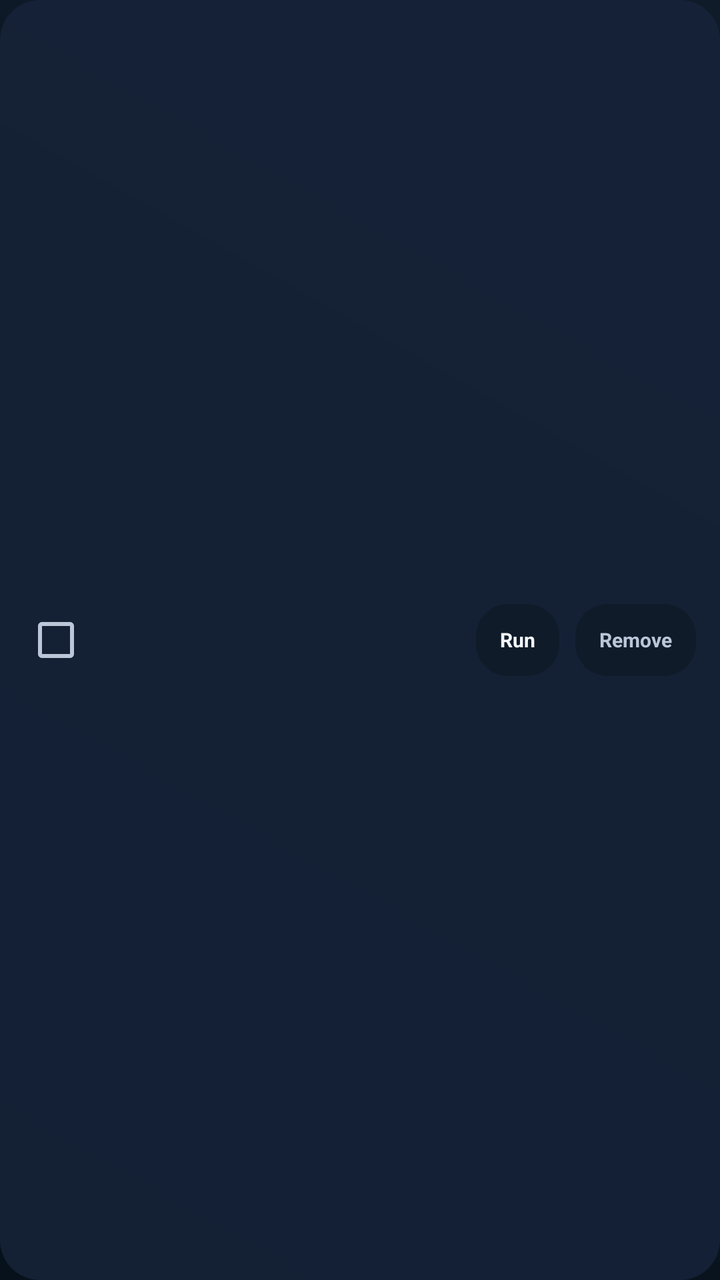
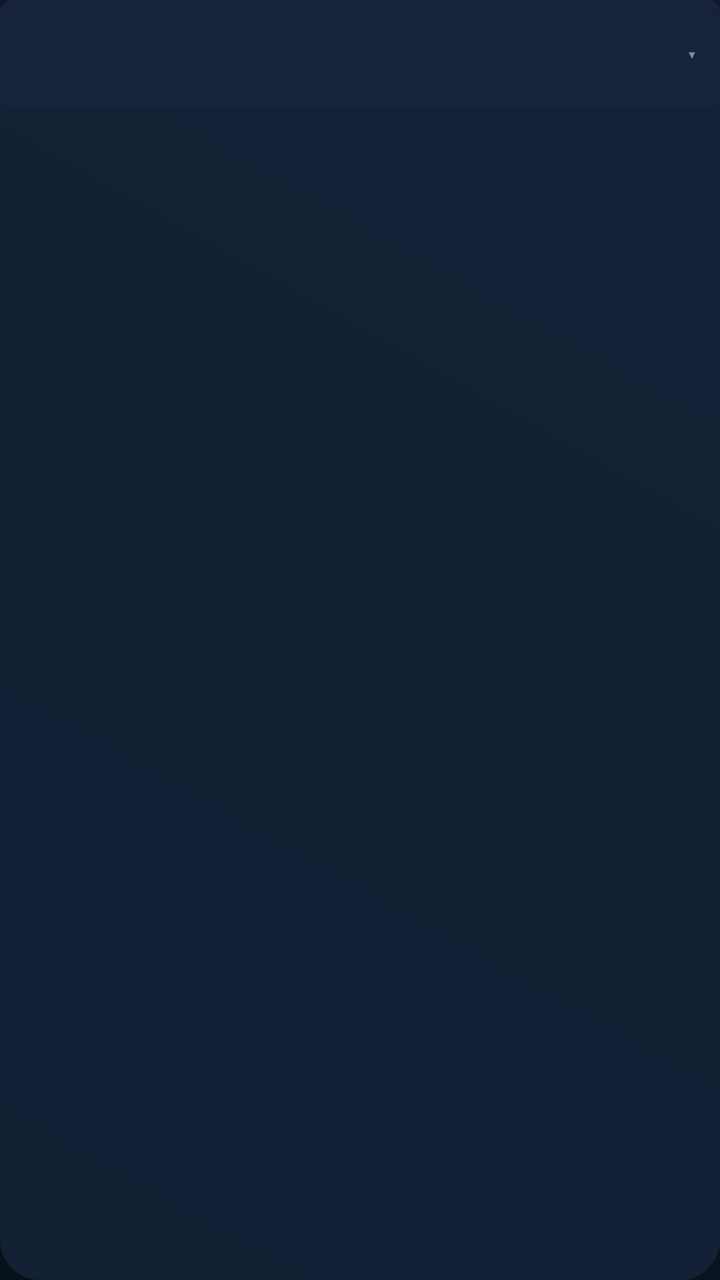

Before-and-after screenshots of an Android layout around one commit, followed by the original layout XML and the change that was made.
<!-- AndroidManifest.xml: application theme Theme.Lumora -->
<!-- res/layout/item_plugin_row.xml -->
<?xml version="1.0" encoding="utf-8"?>
<LinearLayout xmlns:android="http://schemas.android.com/apk/res/android"
    android:layout_width="match_parent"
    android:layout_height="wrap_content"
    android:layout_marginBottom="8dp"
    android:background="@drawable/bg_category_panel"
    android:clipChildren="false"
    android:clipToPadding="false"
    android:gravity="center_vertical"
    android:orientation="horizontal"
    android:padding="12dp">

    <CheckBox
        android:id="@+id/pluginEnabled"
        android:layout_width="wrap_content"
        android:layout_height="wrap_content"
        android:layout_marginEnd="12dp"
        android:clickable="false"
        android:focusable="false" />

    <LinearLayout
        android:layout_width="0dp"
        android:layout_height="wrap_content"
        android:layout_weight="1"
        android:orientation="vertical">

        <TextView
            android:id="@+id/pluginName"
            android:layout_width="match_parent"
            android:layout_height="wrap_content"
            android:ellipsize="end"
            android:maxLines="1"
            android:textColor="@color/text_primary"
            android:textSize="@dimen/text_body"
            android:textStyle="bold" />

        <TextView
            android:id="@+id/pluginDetail"
            android:layout_width="match_parent"
            android:layout_height="wrap_content"
            android:layout_marginTop="2dp"
            android:ellipsize="end"
            android:maxLines="2"
            android:textColor="@color/text_secondary"
            android:textSize="@dimen/text_caption" />
    </LinearLayout>

    <LinearLayout
        android:id="@+id/pluginRunButton"
        android:layout_width="wrap_content"
        android:layout_height="36dp"
        android:layout_marginStart="8dp"
        android:background="@drawable/card_surface_background"
        android:clickable="true"
        android:focusable="true"
        android:gravity="center"
        android:paddingHorizontal="12dp"
        android:stateListAnimator="@animator/focus_scale">
        <TextView
            android:id="@+id/pluginRunLabel"
            android:layout_width="wrap_content"
            android:layout_height="wrap_content"
            android:text="@string/run"
            android:textColor="@color/text_primary"
            android:textSize="@dimen/text_caption"
            android:textStyle="bold" />
    </LinearLayout>

    <LinearLayout
        android:id="@+id/pluginRemoveButton"
        android:layout_width="wrap_content"
        android:layout_height="36dp"
        android:layout_marginStart="8dp"
        android:background="@drawable/card_surface_background"
        android:clickable="true"
        android:focusable="true"
        android:gravity="center"
        android:paddingHorizontal="12dp"
        android:stateListAnimator="@animator/focus_scale">
        <TextView
            android:layout_width="wrap_content"
            android:layout_height="wrap_content"
            android:text="@string/remove"
            android:textColor="@color/text_secondary"
            android:textSize="@dimen/text_caption"
            android:textStyle="bold" />
    </LinearLayout>
</LinearLayout>
<!-- resources referenced by this layout -->
<resources>
  <color name="text_primary">#FFF5F7FB</color>
  <color name="text_secondary">#FFBBC6D8</color>
  <dimen name="text_body">12sp</dimen>
  <dimen name="text_caption">10sp</dimen>
  <!-- drawable bg_category_panel (drawable) -->
  <?xml version="1.0" encoding="utf-8"?>
  <shape xmlns:android="http://schemas.android.com/apk/res/android"
      android:shape="rectangle">
      <solid android:color="#E0162338" />
      <corners android:radius="20dp" />
  </shape>
  <string name="remove">Remove</string>
  <string name="run">Run</string>
  <style name="Theme.Lumora" parent="Theme.AppCompat.NoActionBar">
          <item name="colorPrimary">@color/primary</item>
          <item name="colorPrimaryDark">@color/canvas</item>
          <item name="colorAccent">@color/accent</item>
          <item name="colorControlHighlight">@color/ripple</item>
          <item name="android:windowBackground">@drawable/bg_app_gradient</item>
          <item name="android:statusBarColor">@color/canvas</item>
          <item name="android:navigationBarColor">@color/canvas</item>
          <item name="android:windowFullscreen">false</item>
          <item name="android:textColorPrimary">@color/text_primary</item>
          <item name="android:textColorSecondary">@color/text_secondary</item>
      </style>
  <color name="surface_emphasis">#FF1D2E46</color>
  <color name="focus">#FFF4F8FF</color>
  <color name="surface">#FF0F1B29</color>
  <color name="primary">#FF69A8FF</color>
  <color name="canvas">#FF07111B</color>
  <color name="accent">#FF69A8FF</color>
  <color name="ripple">#3369A8FF</color>
  <!-- drawable bg_app_gradient (drawable) -->
  <?xml version="1.0" encoding="utf-8"?>
  <shape xmlns:android="http://schemas.android.com/apk/res/android"
      android:shape="rectangle">
      <gradient
          android:type="linear"
          android:angle="45"
          android:startColor="@color/canvas"
          android:centerColor="@color/canvas_elevated"
          android:endColor="@color/surface" />
  </shape>
  <color name="canvas_elevated">#FF0B1622</color>
  <!-- unchanged entries left out for length: 1 -->
</resources>

<!-- the commit's change to res/layout/item_plugin_row.xml (unified diff, before → after) -->
@@ -2,87 +2,208 @@
 <LinearLayout xmlns:android="http://schemas.android.com/apk/res/android"
     android:layout_width="match_parent"
     android:layout_height="wrap_content"
-    android:layout_marginBottom="8dp"
+    android:layout_marginBottom="@dimen/settings_gap_s"
     android:background="@drawable/bg_category_panel"
     android:clipChildren="false"
     android:clipToPadding="false"
-    android:gravity="center_vertical"
-    android:orientation="horizontal"
-    android:padding="12dp">
-
-    <CheckBox
-        android:id="@+id/pluginEnabled"
-        android:layout_width="wrap_content"
+    android:orientation="vertical">
+
+    
+    <LinearLayout
+        android:id="@+id/pluginHeader"
+        android:layout_width="match_parent"
         android:layout_height="wrap_content"
-        android:layout_marginEnd="12dp"
-        android:clickable="false"
-        android:focusable="false" />
+        android:background="@drawable/bg_channel_row"
+        android:clickable="true"
+        android:clipChildren="false"
+        android:clipToPadding="false"
+        android:focusable="true"
+        android:gravity="center_vertical"
+        android:orientation="horizontal"
+        android:padding="@dimen/settings_gap"
+        android:stateListAnimator="@animator/focus_scale">
+
+        <LinearLayout
+            android:layout_width="0dp"
+            android:layout_height="wrap_content"
+            android:layout_weight="1"
+            android:orientation="vertical">
+
+            <TextView
+                android:id="@+id/pluginName"
+                android:layout_width="match_parent"
+                android:layout_height="wrap_content"
+                android:ellipsize="end"
+                android:maxLines="1"
+                android:textColor="@color/text_primary"
+                android:textSize="@dimen/settings_text_body"
+                android:textStyle="bold" />
+
+            
+            <TextView
+                android:id="@+id/pluginSummary"
+                android:layout_width="match_parent"
+                android:layout_height="wrap_content"
+                android:layout_marginTop="2dp"
+                android:ellipsize="end"
+                android:maxLines="1"
+                android:textColor="@color/text_secondary"
+                android:textSize="@dimen/settings_text_caption" />
+        </LinearLayout>
+
+        <TextView
+            android:id="@+id/pluginCaret"
+            android:layout_width="wrap_content"
+            android:layout_height="wrap_content"
+            android:layout_marginStart="@dimen/settings_gap_s"
+            android:text="▾"
+            android:textColor="@color/text_tertiary"
+            android:textSize="@dimen/settings_text_body" />
+    </LinearLayout>
 
     <LinearLayout
-        android:layout_width="0dp"
+        android:id="@+id/pluginBody"
+        android:layout_width="match_parent"
         android:layout_height="wrap_content"
-        android:layout_weight="1"
-        android:orientation="vertical">
-
-        <TextView
-            android:id="@+id/pluginName"
-            android:layout_width="match_parent"
-            android:layout_height="wrap_content"
-            android:ellipsize="end"
-            android:maxLines="1"
-            android:textColor="@color/text_primary"
-            android:textSize="@dimen/text_body"
-            android:textStyle="bold" />
+        android:clipChildren="false"
+        android:clipToPadding="false"
+        android:orientation="vertical"
+        android:paddingHorizontal="@dimen/settings_gap"
+        android:paddingBottom="@dimen/settings_gap"
+        android:visibility="gone">
 
         <TextView
             android:id="@+id/pluginDetail"
             android:layout_width="match_parent"
             android:layout_height="wrap_content"
-            android:layout_marginTop="2dp"
-            android:ellipsize="end"
-            android:maxLines="2"
+            android:layout_marginBottom="@dimen/settings_gap_s"
             android:textColor="@color/text_secondary"
-            android:textSize="@dimen/text_caption" />
-    </LinearLayout>
-
-    <LinearLayout
-        android:id="@+id/pluginRunButton"
-        android:layout_width="wrap_content"
-        android:layout_height="36dp"
-        android:layout_marginStart="8dp"
-        android:background="@drawable/card_surface_background"
-        android:clickable="true"
-        android:focusable="true"
-        android:gravity="center"
-        android:paddingHorizontal="12dp"
-        android:stateListAnimator="@animator/focus_scale">
-        <TextView
-            android:id="@+id/pluginRunLabel"
-            android:layout_width="wrap_content"
-            android:layout_height="wrap_content"
-            android:text="@string/run"
-            android:textColor="@color/text_primary"
-            android:textSize="@dimen/text_caption"
-            android:textStyle="bold" />
-    </LinearLayout>
-
-    <LinearLayout
-        android:id="@+id/pluginRemoveButton"
-        android:layout_width="wrap_content"
-        android:layout_height="36dp"
-        android:layout_marginStart="8dp"
-        android:background="@drawable/card_surface_background"
-        android:clickable="true"
-        android:focusable="true"
-        android:gravity="center"
-        android:paddingHorizontal="12dp"
-        android:stateListAnimator="@animator/focus_scale">
-        <TextView
-            android:layout_width="wrap_content"
-            android:layout_height="wrap_content"
-            android:text="@string/remove"
-            android:textColor="@color/text_secondary"
-            android:textSize="@dimen/text_caption"
-            android:textStyle="bold" />
+            android:textSize="@dimen/settings_text_caption" />
+
+        
+        <LinearLayout
+            android:id="@+id/pluginEnabledRow"
+            android:layout_width="match_parent"
+            android:layout_height="wrap_content"
+            android:background="@drawable/bg_channel_row"
+            android:clickable="true"
+            android:clipChildren="false"
+            android:clipToPadding="false"
+            android:focusable="true"
+            android:gravity="center_vertical"
+            android:orientation="horizontal"
+            android:paddingHorizontal="@dimen/settings_gap_s"
+            android:paddingVertical="@dimen/settings_gap_xs"
+            android:stateListAnimator="@animator/focus_scale">
+
+            <CheckBox
+                android:id="@+id/pluginEnabled"
+                android:layout_width="wrap_content"
+                android:layout_height="wrap_content"
+                android:layout_marginEnd="@dimen/settings_gap_s"
+                android:clickable="false"
+                android:focusable="false" />
+
+            <TextView
+                android:layout_width="0dp"
+                android:layout_height="wrap_content"
+                android:layout_weight="1"
+                android:text="@string/enabled"
+                android:textColor="@color/text_primary"
+                android:textSize="@dimen/settings_text_caption" />
+        </LinearLayout>
+
+        <LinearLayout
+            android:layout_width="match_parent"
+            android:layout_height="wrap_content"
+            android:layout_marginTop="@dimen/settings_gap_s"
+            android:clipChildren="false"
+            android:clipToPadding="false"
+            android:orientation="horizontal">
+
+            <LinearLayout
+                android:id="@+id/pluginRunButton"
+                android:layout_width="wrap_content"
+                android:layout_height="@dimen/settings_action_button_height"
+                android:layout_marginEnd="@dimen/settings_gap_s"
+                android:background="@drawable/card_surface_background"
+                android:clickable="true"
+                android:focusable="true"
+                android:gravity="center"
+                android:paddingHorizontal="@dimen/settings_gap"
+                android:stateListAnimator="@animator/focus_scale">
+                <TextView
+                    android:id="@+id/pluginRunLabel"
+                    android:layout_width="wrap_content"
+                    android:layout_height="wrap_content"
+                    android:text="@string/run"
+                    android:textColor="@color/text_primary"
+                    android:textSize="@dimen/settings_text_caption"
+                    android:textStyle="bold" />
+            </LinearLayout>
+
+            <LinearLayout
+                android:id="@+id/pluginRemoveButton"
+                android:layout_width="wrap_content"
+                android:layout_height="@dimen/settings_action_button_height"
+                android:background="@drawable/card_surface_background"
+                android:clickable="true"
+                android:focusable="true"
+                android:gravity="center"
+                android:paddingHorizontal="@dimen/settings_gap"
+                android:stateListAnimator="@animator/focus_scale">
+                <TextView
+                    android:layout_width="wrap_content"
+                    android:layout_height="wrap_content"
+                    android:text="@string/remove"
+                    android:textColor="@color/text_secondary"
+                    android:textSize="@dimen/settings_text_caption"
+                    android:textStyle="bold" />
+            </LinearLayout>
+        </LinearLayout>
+
+        
+        <LinearLayout
+            android:id="@+id/pluginResults"
+            android:layout_width="match_parent"
+            android:layout_height="wrap_content"
+            android:layout_marginTop="@dimen/settings_gap"
+            android:clipChildren="false"
+            android:clipToPadding="false"
+            android:orientation="vertical"
+            android:visibility="gone">
+
+            <LinearLayout
+                android:layout_width="match_parent"
+                android:layout_height="wrap_content"
+                android:gravity="center_vertical"
+                android:orientation="horizontal">
+
+                <ProgressBar
+                    android:id="@+id/pluginProgress"
+                    style="?android:attr/progressBarStyleSmall"
+                    android:layout_width="wrap_content"
+                    android:layout_height="wrap_content"
+                    android:layout_marginEnd="@dimen/settings_gap_s"
+                    android:visibility="gone" />
+
+                <TextView
+                    android:id="@+id/pluginStatus"
+                    android:layout_width="0dp"
+                    android:layout_height="wrap_content"
+                    android:layout_weight="1"
+                    android:textColor="@color/text_secondary"
+                    android:textSize="@dimen/settings_text_caption" />
+            </LinearLayout>
+
+            <LinearLayout
+                android:id="@+id/pluginCandidateList"
+                android:layout_width="match_parent"
+                android:layout_height="wrap_content"
+                android:layout_marginTop="@dimen/settings_gap_s"
+                android:clipChildren="false"
+                android:clipToPadding="false"
+                android:orientation="vertical" />
+        </LinearLayout>
     </LinearLayout>
 </LinearLayout>
<!-- resource entries referenced after the edit -->
@@ -2,8 +2,13 @@
 <resources>
   <color name="text_primary">#FFF5F7FB</color>
   <color name="text_secondary">#FFBBC6D8</color>
-  <dimen name="text_body">12sp</dimen>
-  <dimen name="text_caption">10sp</dimen>
+  <color name="text_tertiary">#FF7F8DA5</color>
+  <dimen name="settings_action_button_height">34dp</dimen>
+  <dimen name="settings_gap">12dp</dimen>
+  <dimen name="settings_gap_s">6dp</dimen>
+  <dimen name="settings_gap_xs">4dp</dimen>
+  <dimen name="settings_text_body">11sp</dimen>
+  <dimen name="settings_text_caption">10sp</dimen>
   <!-- drawable bg_category_panel (drawable) -->
   <?xml version="1.0" encoding="utf-8"?>
   <shape xmlns:android="http://schemas.android.com/apk/res/android"
@@ -11,6 +16,30 @@
       <solid android:color="#E0162338" />
       <corners android:radius="20dp" />
   </shape>
+  <!-- drawable bg_channel_row (drawable) -->
+  <?xml version="1.0" encoding="utf-8"?>
+  <selector xmlns:android="http://schemas.android.com/apk/res/android">
+      <item android:state_focused="true">
+          <shape android:shape="rectangle">
+              <solid android:color="@color/surface_emphasis" />
+              <stroke android:width="2dp" android:color="@color/focus" />
+              <corners android:radius="6dp" />
+          </shape>
+      </item>
+      <item android:state_pressed="true">
+          <shape android:shape="rectangle">
+              <solid android:color="@color/surface_emphasis" />
+              <corners android:radius="6dp" />
+          </shape>
+      </item>
+      <item>
+          <shape android:shape="rectangle">
+              <solid android:color="@color/surface_elevated" />
+              <corners android:radius="6dp" />
+          </shape>
+      </item>
+  </selector>
+  <string name="enabled">Enabled</string>
   <string name="remove">Remove</string>
   <string name="run">Run</string>
   <style name="Theme.Lumora" parent="Theme.AppCompat.NoActionBar">
@@ -27,6 +56,7 @@
       </style>
   <color name="surface_emphasis">#FF1D2E46</color>
   <color name="focus">#FFF4F8FF</color>
+  <color name="surface_elevated">#FF162338</color>
   <color name="surface">#FF0F1B29</color>
   <color name="primary">#FF69A8FF</color>
   <color name="canvas">#FF07111B</color>
